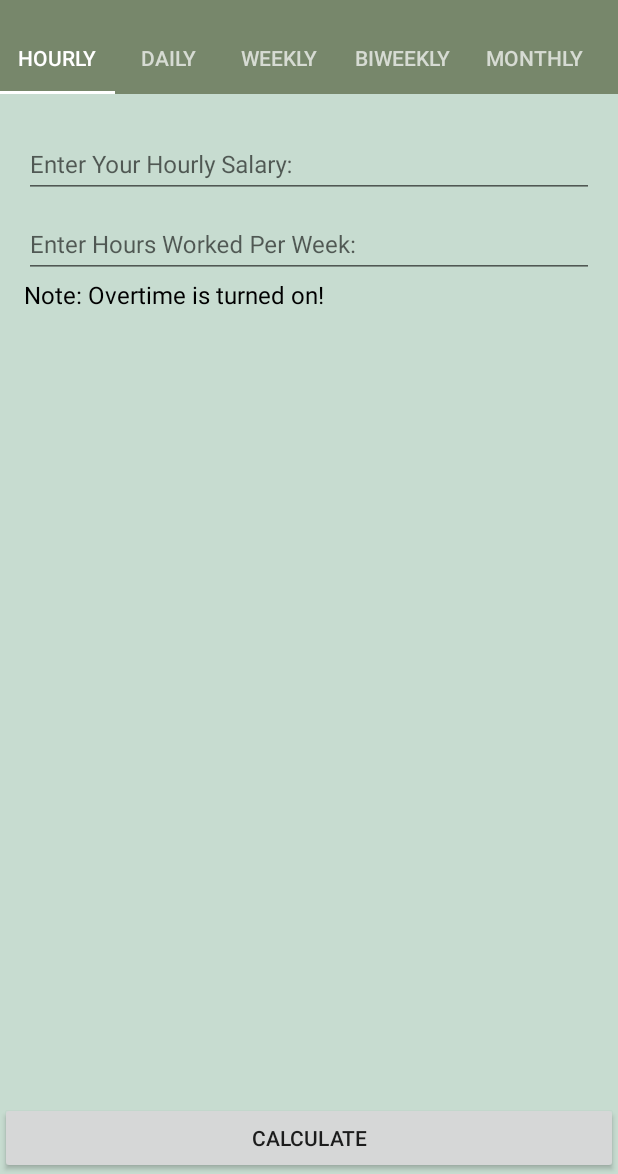
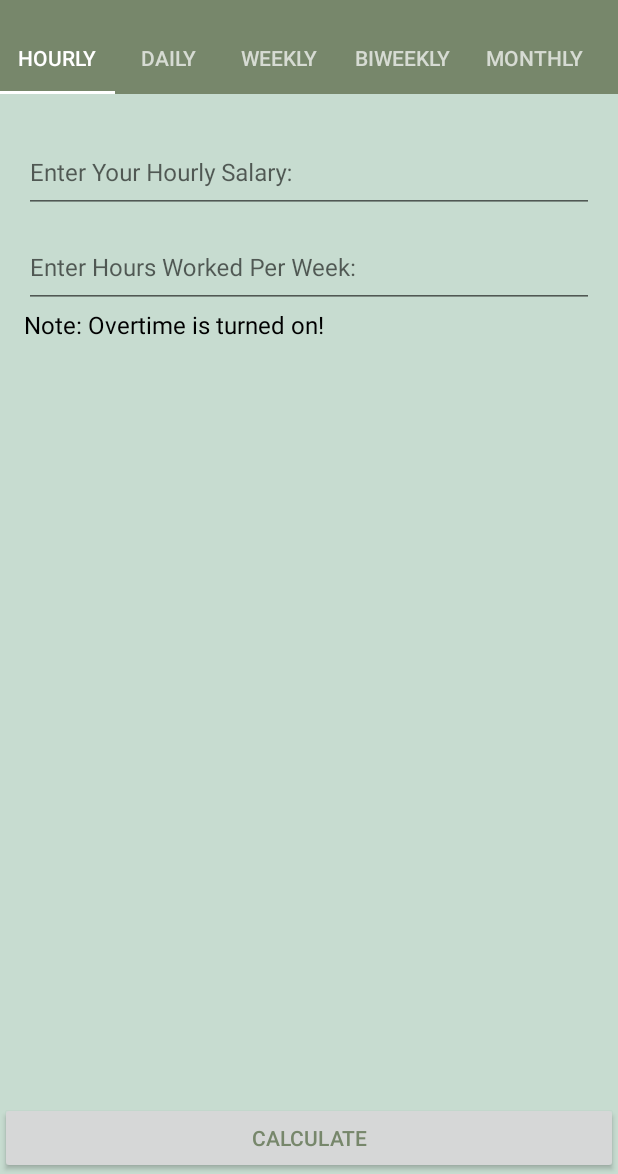
Before and after one commit to AaronRietschlin/EasySalSalaryCalculator, an Android app: the screen it shows after launch (EsHostActivityCompat), on a phone screen of 412 x 824 dp, the part 62-1236 px from its top. Run offline under Robolectric (Android 15) with nearby library versions, the phone set to English and light mode, and no system bars; our stand-ins replace ButterKnife; plain views replace AdView.

Commit message:
Tweaks made to the UI. Upped design/support lib versions.

```diff
--- a/main/build.gradle
+++ b/main/build.gradle
@@ -23,8 +23,8 @@ android {
 }
 
 dependencies {
-    compile 'com.android.support:appcompat-v7:22.2.0'
-    compile ('com.android.support:design:22.2.0'){
+    compile 'com.android.support:appcompat-v7:22.2.1'
+    compile ('com.android.support:design:22.2.1'){
         exclude group: 'com.android.support', module: 'appcompat-v7'
         exclude group: 'com.android.support', module: 'support-v4'
     }
--- a/main/src/main/java/com/asa/easysal/calculators/HourlyCalculator.java
+++ b/main/src/main/java/com/asa/easysal/calculators/HourlyCalculator.java
@@ -1,6 +1,7 @@
 package com.asa.easysal.calculators;
 
 import android.os.Parcel;
+import android.os.Parcelable;
 
 import com.asa.easysal.R;
 
@@ -8,6 +9,7 @@ import com.asa.easysal.R;
  * Created by aaron on 7/14/15.
  */
 public class HourlyCalculator implements EsCalculator {
+
     @Override
     public boolean canHaveOvertime() {
         return true;
@@ -35,6 +37,22 @@ public class HourlyCalculator implements EsCalculator {
 
     @Override
     public void writeToParcel(Parcel dest, int flags) {
+    }
 
+    public HourlyCalculator(){}
+
+    protected HourlyCalculator(Parcel in) {
     }
+
+    public static final Creator<HourlyCalculator> CREATOR = new Creator<HourlyCalculator>() {
+        @Override
+        public HourlyCalculator createFromParcel(Parcel in) {
+            return new HourlyCalculator(in);
+        }
+
+        @Override
+        public HourlyCalculator[] newArray(int size) {
+            return new HourlyCalculator[size];
+        }
+    };
 }
--- a/main/src/main/java/com/asa/easysal/ui/EsHostActivityCompat.java
+++ b/main/src/main/java/com/asa/easysal/ui/EsHostActivityCompat.java
@@ -47,7 +47,7 @@ public class EsHostActivityCompat extends AppCompatActivity {
         }
 
         if (savedInstanceState != null) {
-            mPager.onRestoreInstanceState(savedInstanceState);
+//            mPager.onRestoreInstanceState(savedInstanceState);
         }
 
         if (mPagerAdapter == null) {
--- a/main/src/main/java/com/asa/easysal/ui/EsSalaryFragment.java
+++ b/main/src/main/java/com/asa/easysal/ui/EsSalaryFragment.java
@@ -75,9 +75,12 @@ public class EsSalaryFragment extends Fragment implements EsCalculator.Calculato
     @Override
     public void onCreate(Bundle savedInstanceState) {
         super.onCreate(savedInstanceState);
-        Bundle args = getArguments();
-        if (args != null) {
-            mCalculator = args.getParcelable(EXTRA_CALCULATOR);
+
+        if (mCalculator == null) {
+            Bundle args = getArguments();
+            if (args != null) {
+                mCalculator = args.getParcelable(EXTRA_CALCULATOR);
+            }
         }
     }
 
@@ -105,6 +108,14 @@ public class EsSalaryFragment extends Fragment implements EsCalculator.Calculato
         if (!Utils.isHoneycombOrHigher()) {
             mHoursField.setTextColor(Color.BLACK);
             mWageField.setTextColor(Color.BLACK);
+        }
+    }
+
+    @Override
+    public void onSaveInstanceState(Bundle outState) {
+        super.onSaveInstanceState(outState);
+        if (mCalculator != null) {
+            outState.putParcelable(EXTRA_CALCULATOR, mCalculator);
         }
     }
 
--- a/main/src/main/java/com/asa/easysal/widget/CancelEditText.java
+++ b/main/src/main/java/com/asa/easysal/widget/CancelEditText.java
@@ -2,11 +2,12 @@ package com.asa.easysal.widget;
 
 import android.content.Context;
 import android.graphics.drawable.Drawable;
+import android.os.Build;
+import android.support.annotation.DrawableRes;
 import android.text.Editable;
 import android.text.TextWatcher;
 import android.util.AttributeSet;
 import android.view.MotionEvent;
-import android.view.View;
 import android.widget.EditText;
 
 import com.asa.easysal.R;
@@ -17,7 +18,8 @@ import com.asa.easysal.Utils;
  */
 public class CancelEditText extends EditText {
 
-	private Drawable mDrawable;
+    private Drawable mDrawableClear;
+    private Drawable mDrawableEmpty;
 
     public CancelEditText(Context context) {
         super(context);
@@ -34,9 +36,13 @@ public class CancelEditText extends EditText {
     }
 
     private void build(AttributeSet attrs) {
-        if(isInEditMode()){
+        if (isInEditMode()) {
             return;
         }
+
+        // init the empty drawable
+        mDrawableEmpty = getDrawable(R.drawable.ic_action_clear_empty);
+
         int cancelDrawableResourceId = 0;
         int theme = Utils.getThemeResource(getContext());
         if (theme == 0) {
@@ -48,7 +54,7 @@ public class CancelEditText extends EditText {
         }
 
         if (cancelDrawableResourceId != 0) {
-			mDrawable = getResources().getDrawable(cancelDrawableResourceId);
+            mDrawableClear = getDrawable(cancelDrawableResourceId);
 
             addTextChangedListener(new TextWatcher() {
                 @Override
@@ -72,12 +78,20 @@ public class CancelEditText extends EditText {
         }
     }
 
+    private Drawable getDrawable(@DrawableRes int drawableRes) {
+        if (Build.VERSION.SDK_INT >= Build.VERSION_CODES.LOLLIPOP_MR1) {
+            return getResources().getDrawable(drawableRes, getContext().getTheme());
+        } else {
+            return getResources().getDrawable(drawableRes);
+        }
+    }
+
     @Override
     public boolean onTouchEvent(MotionEvent event) {
 
-		if (mDrawable != null
+        if (mDrawableClear != null
                 && event.getX() > getWidth() - getPaddingRight()
-						- mDrawable.getIntrinsicWidth()) {
+                - mDrawableClear.getIntrinsicWidth()) {
             setText("");
             setCancelVisible(false);
         }
@@ -90,9 +104,9 @@ public class CancelEditText extends EditText {
 
     private void setCancelVisible(boolean visible) {
         if (visible) {
-			setCompoundDrawablesWithIntrinsicBounds(null, null, mDrawable, null);
+            setCompoundDrawablesWithIntrinsicBounds(null, null, mDrawableClear, null);
         } else {
-			setCompoundDrawablesWithIntrinsicBounds(null, null, null, null);
+            setCompoundDrawablesWithIntrinsicBounds(null, null, mDrawableEmpty, null);
         }
     }
 }
--- /dev/null
+++ b/main/src/main/res/drawable/ic_action_clear_empty.xml
@@ -0,0 +1,11 @@
+<?xml version="1.0" encoding="utf-8"?>
+<shape xmlns:android="http://schemas.android.com/apk/res/android"
+       android:shape="rectangle">
+
+    <solid android:color="@android:color/transparent"/>
+
+    <size
+        android:width="32dp"
+        android:height="32dp"/>
+
+</shape>
--- a/main/src/main/res/values/color.xml
+++ b/main/src/main/res/values/color.xml
@@ -9,4 +9,6 @@
     <color name="money_color_primary_dark">#525d4a</color>
     <color name="money_color_primary">#77876B</color>
     <color name="money_color_accent">#77876B</color>
+    <color name="money_text_color_button">#4e5846</color>
+
 </resources>
--- a/main/src/main/res/values/styles_new.xml
+++ b/main/src/main/res/values/styles_new.xml
@@ -16,6 +16,7 @@
         <!--<item name="pagertitle">@style/PagerTitleStrip.Green</item>-->
         <item name="bg_main">@style/BG_Main.Green</item>
         <item name="myText">@style/Text.Light</item>
+        <item name="myButtonBarStyle">@style/TextAppearance.EasySal.Button</item>
         <!--<item name="myButtonBarStyle">@style/ButtonBar.Money</item>-->
         <!--<item name="contentBackground">@style/ContentBackground.Money</item>-->
 
@@ -30,6 +31,12 @@
         <!--<item name="android:panelBackground">@drawable/menu_hardkey_panel_money</item>-->
         <!--<item name="android:editTextStyle">@style/EditTextMoney</item>-->
 
+    </style>
+
+    <style name="TextAppearance.EasySal" parent="TextAppearance.AppCompat"/>
+
+    <style name="TextAppearance.EasySal.Button" parent="TextAppearance.AppCompat.Button">
+        <item name="android:textColor">@color/money_color_accent</item>
     </style>
 
     <style name="ThemeOverlay.EasySal" parent="ThemeOverlay.AppCompat.Dark">
```
Lines whose indentation alone changed are shown as unchanged.
